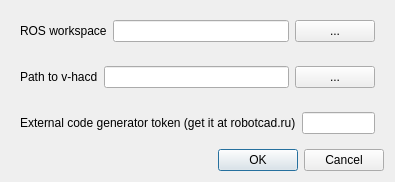
drfenixion/freecad.robotcad, file resources/ui/wb_settings.ui: the form before one commit.
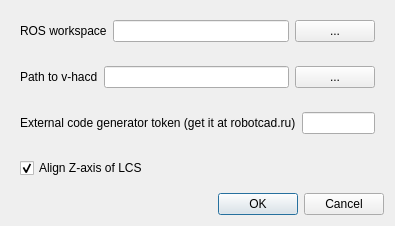
The form after the commit.

Commit message: add WB Setting GUI option for set LCS Z-axis alingment to zero. It affects New LCS tool and Set Placement tools.

```diff
--- a/resources/ui/wb_settings.ui
+++ b/resources/ui/wb_settings.ui
@@ -85,6 +85,25 @@
      </layout>
     </widget>
    </item>
+   <item>
+    <widget class="QWidget" name="widget_align_z_axis_lcs" native="true">
+     <layout class="QHBoxLayout" name="horizontalLayout_3">
+      <item>
+       <widget class="QCheckBox" name="checkbox_align_z_axis_lcs">
+        <property name="toolTip">
+         <string>Affects Set Placement tools and New LCS tool. Sets the Z-axis rotation to zero when creating LCS.</string>
+        </property>
+        <property name="text">
+         <string>Align Z-axis of LCS</string>
+        </property>
+        <property name="checked">
+         <bool>true</bool>
+        </property>
+       </widget>
+      </item>
+     </layout>
+    </widget>
+   </item>
    <item>
     <widget class="QDialogButtonBox" name="button_box">
      <property name="orientation">
```
The commit also changes 6 other files.
